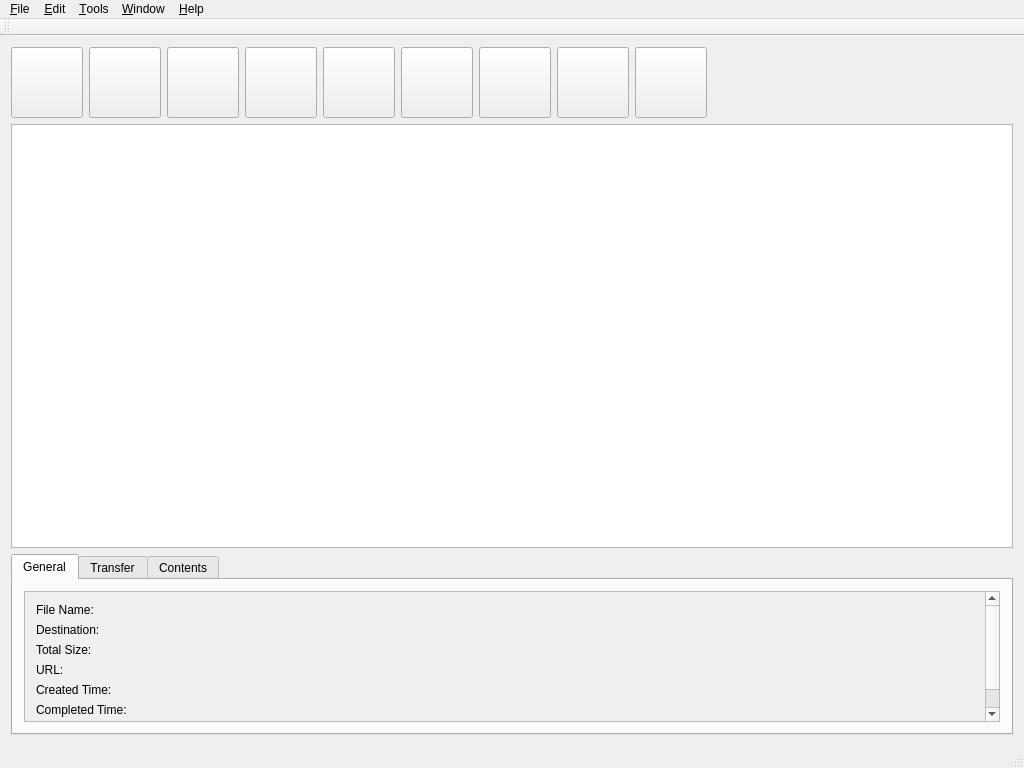
Before: the Qt Designer form src/mainwindow.ui in GekkoFyre/FyreDL, drawn with Qt 5.
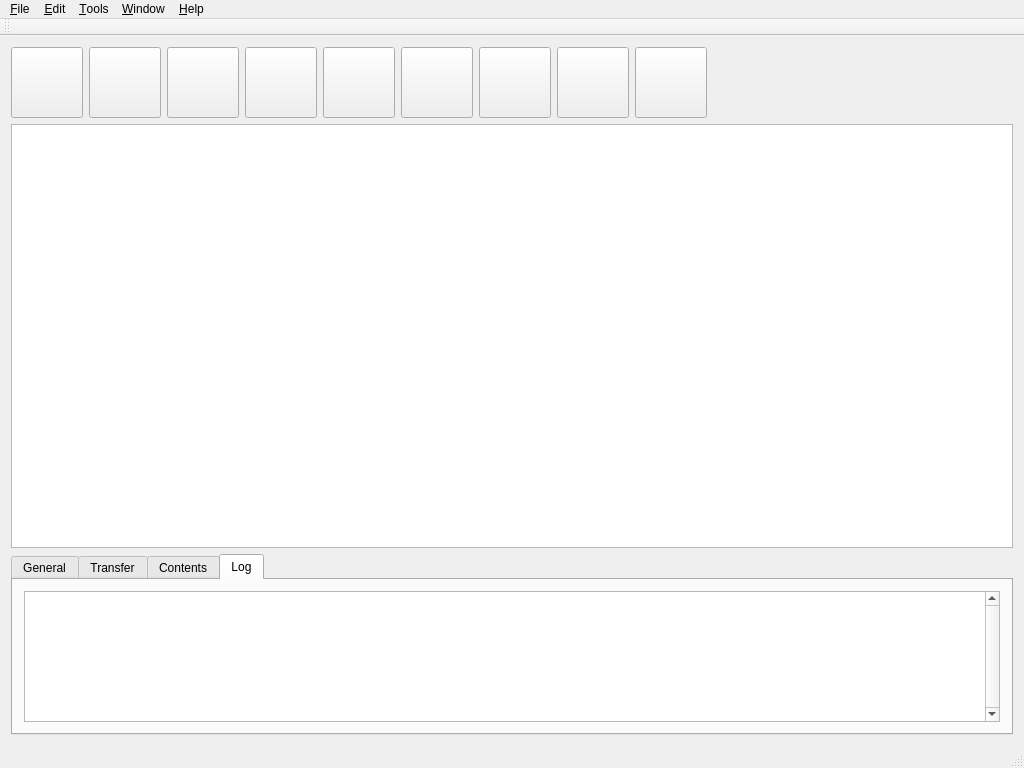
After: the same form once the commit is applied. The open tabs and pages were chosen to show the change. Icons and pictures are not drawn.

Patch:
```diff
--- a/src/mainwindow.ui
+++ b/src/mainwindow.ui
@@ -225,7 +225,7 @@
                    <x>0</x>
                    <y>0</y>
                    <width>962</width>
-                   <height>189</height>
+                   <height>196</height>
                   </rect>
                  </property>
                  <layout class="QVBoxLayout" name="verticalLayout_8">
@@ -459,6 +459,29 @@
               </item>
              </layout>
             </widget>
+            <widget class="QWidget" name="tabLogging">
+             <attribute name="title">
+              <string>Log</string>
+             </attribute>
+             <layout class="QVBoxLayout" name="verticalLayout_7">
+              <item>
+               <widget class="QPlainTextEdit" name="logPlainText">
+                <property name="verticalScrollBarPolicy">
+                 <enum>Qt::ScrollBarAlwaysOn</enum>
+                </property>
+                <property name="horizontalScrollBarPolicy">
+                 <enum>Qt::ScrollBarAlwaysOff</enum>
+                </property>
+                <property name="readOnly">
+                 <bool>true</bool>
+                </property>
+                <property name="textInteractionFlags">
+                 <set>Qt::LinksAccessibleByMouse|Qt::TextSelectableByMouse</set>
+                </property>
+               </widget>
+              </item>
+             </layout>
+            </widget>
            </widget>
           </item>
          </layout>
```
Left out of the diff: 6 changed lines with no effect on the pictures.
